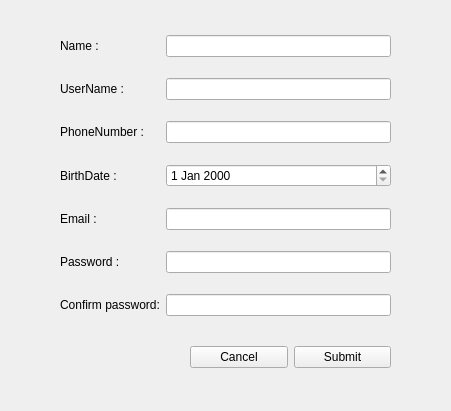
Before: the Qt Designer form client/siginup.ui in AP-projects-4001/jan-ghahve, drawn with Qt 5.
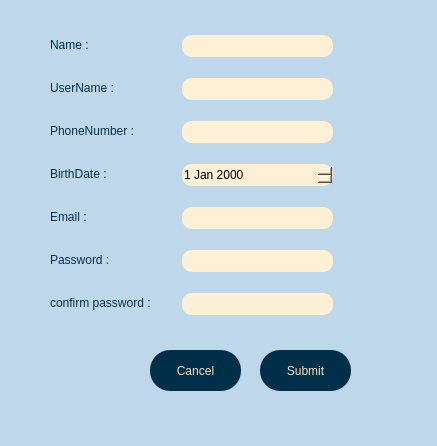
After: the same form once the commit is applied.

```diff
--- a/client/siginup.ui
+++ b/client/siginup.ui
@@ -6,120 +6,265 @@
    <rect>
     <x>0</x>
     <y>0</y>
-    <width>451</width>
-    <height>411</height>
+    <width>437</width>
+    <height>446</height>
    </rect>
   </property>
   <property name="windowTitle">
    <string>Form</string>
   </property>
-  <widget class="QWidget" name="layoutWidget">
-   <property name="geometry">
-    <rect>
-     <x>190</x>
-     <y>340</y>
-     <width>201</width>
-     <height>35</height>
-    </rect>
-   </property>
-   <layout class="QHBoxLayout" name="horizontalLayout">
-    <item>
+  <property name="styleSheet">
+   <string notr="true">background-color:rgb(191, 215, 234);
+</string>
+  </property>
      <widget class="QPushButton" name="pbn_cancel">
+   <property name="geometry">
+    <rect>
+     <x>150</x>
+     <y>350</y>
+     <width>91</width>
+     <height>41</height>
+    </rect>
+   </property>
+   <property name="styleSheet">
+    <string notr="true">background-color:rgb(0, 48, 73);
+border-radius: 20%;
+color:rgb(245, 223, 187);</string>
+   </property>
       <property name="text">
        <string>Cancel</string>
       </property>
      </widget>
-    </item>
-    <item>
      <widget class="QPushButton" name="pbn_submit">
+   <property name="geometry">
+    <rect>
+     <x>260</x>
+     <y>350</y>
+     <width>91</width>
+     <height>41</height>
+    </rect>
+   </property>
+   <property name="styleSheet">
+    <string notr="true">background-color:rgb(0, 48, 73);
+border-radius: 20%;
+color:rgb(245, 223, 187);</string>
+   </property>
       <property name="text">
        <string>Submit</string>
       </property>
      </widget>
-    </item>
-   </layout>
-  </widget>
-  <widget class="QWidget" name="layoutWidget">
+  <widget class="QLineEdit" name="led_name">
    <property name="geometry">
     <rect>
-     <x>60</x>
-     <y>20</y>
-     <width>331</width>
-     <height>311</height>
+     <x>182</x>
+     <y>78</y>
+     <width>151</width>
+     <height>22</height>
     </rect>
    </property>
-   <layout class="QGridLayout" name="gridLayout">
-    <item row="0" column="0">
+   <property name="styleSheet">
+    <string notr="true">background-color:rgb(253, 240, 213);
+border-radius: 10%;</string>
+   </property>
+  </widget>
      <widget class="QLabel" name="label">
+   <property name="geometry">
+    <rect>
+     <x>50</x>
+     <y>35</y>
+     <width>47</width>
+     <height>20</height>
+    </rect>
+   </property>
+   <property name="styleSheet">
+    <string notr="true">color:rgb(0, 48, 73);</string>
+   </property>
       <property name="text">
        <string>Name :</string>
       </property>
      </widget>
-    </item>
-    <item row="0" column="1">
-     <widget class="QLineEdit" name="lineEdit"/>
-    </item>
-    <item row="1" column="0">
+  <widget class="QLineEdit" name="lineEdit">
+   <property name="geometry">
+    <rect>
+     <x>182</x>
+     <y>35</y>
+     <width>151</width>
+     <height>22</height>
+    </rect>
+   </property>
+   <property name="styleSheet">
+    <string notr="true">background-color:rgb(253, 240, 213);
+border-radius: 10%;</string>
+   </property>
+  </widget>
      <widget class="QLabel" name="label_6">
+   <property name="geometry">
+    <rect>
+     <x>50</x>
+     <y>78</y>
+     <width>76</width>
+     <height>20</height>
+    </rect>
+   </property>
+   <property name="styleSheet">
+    <string notr="true">color:rgb(0, 48, 73);</string>
+   </property>
       <property name="text">
        <string>UserName :</string>
       </property>
      </widget>
-    </item>
-    <item row="1" column="1">
-     <widget class="QLineEdit" name="led_name"/>
-    </item>
-    <item row="2" column="0">
      <widget class="QLabel" name="label_2">
+   <property name="geometry">
+    <rect>
+     <x>50</x>
+     <y>121</y>
+     <width>102</width>
+     <height>20</height>
+    </rect>
+   </property>
+   <property name="styleSheet">
+    <string notr="true">color:rgb(0, 48, 73);</string>
+   </property>
       <property name="text">
        <string>PhoneNumber :</string>
       </property>
      </widget>
-    </item>
-    <item row="2" column="1">
-     <widget class="QLineEdit" name="led_phonenumb"/>
-    </item>
-    <item row="3" column="0">
+  <widget class="QLineEdit" name="led_phonenumb">
+   <property name="geometry">
+    <rect>
+     <x>182</x>
+     <y>121</y>
+     <width>151</width>
+     <height>22</height>
+    </rect>
+   </property>
+   <property name="styleSheet">
+    <string notr="true">background-color:rgb(253, 240, 213);
+border-radius: 10%;</string>
+   </property>
+  </widget>
+  <widget class="QDateEdit" name="dateEdit">
+   <property name="geometry">
+    <rect>
+     <x>182</x>
+     <y>164</y>
+     <width>151</width>
+     <height>22</height>
+    </rect>
+   </property>
+   <property name="styleSheet">
+    <string notr="true">background-color:rgb(253, 240, 213);
+border-radius: 10%;</string>
+   </property>
+   <property name="buttonSymbols">
+    <enum>QAbstractSpinBox::UpDownArrows</enum>
+   </property>
+  </widget>
      <widget class="QLabel" name="label_3">
+   <property name="geometry">
+    <rect>
+     <x>50</x>
+     <y>164</y>
+     <width>70</width>
+     <height>20</height>
+    </rect>
+   </property>
+   <property name="styleSheet">
+    <string notr="true">color:rgb(0, 48, 73);</string>
+   </property>
       <property name="text">
        <string>BirthDate :</string>
       </property>
      </widget>
-    </item>
-    <item row="3" column="1">
-     <widget class="QDateEdit" name="dateEdit"/>
-    </item>
-    <item row="4" column="0">
+  <widget class="QLineEdit" name="led_email">
+   <property name="geometry">
+    <rect>
+     <x>182</x>
+     <y>207</y>
+     <width>151</width>
+     <height>22</height>
+    </rect>
+   </property>
+   <property name="styleSheet">
+    <string notr="true">background-color:rgb(253, 240, 213);
+border-radius: 10%;</string>
+   </property>
+  </widget>
      <widget class="QLabel" name="label_4">
+   <property name="geometry">
+    <rect>
+     <x>50</x>
+     <y>207</y>
+     <width>44</width>
+     <height>20</height>
+    </rect>
+   </property>
+   <property name="styleSheet">
+    <string notr="true">color:rgb(0, 48, 73);</string>
+   </property>
       <property name="text">
        <string>Email :</string>
       </property>
      </widget>
-    </item>
-    <item row="4" column="1">
-     <widget class="QLineEdit" name="led_email"/>
-    </item>
-    <item row="5" column="0">
      <widget class="QLabel" name="label_5">
+   <property name="geometry">
+    <rect>
+     <x>50</x>
+     <y>250</y>
+     <width>68</width>
+     <height>20</height>
+    </rect>
+   </property>
+   <property name="styleSheet">
+    <string notr="true">color:rgb(0, 48, 73);</string>
+   </property>
       <property name="text">
        <string>Password :</string>
       </property>
      </widget>
-    </item>
-    <item row="5" column="1">
-     <widget class="QLineEdit" name="led_pass"/>
-    </item>
-    <item row="6" column="0">
+  <widget class="QLineEdit" name="led_pass">
+   <property name="geometry">
+    <rect>
+     <x>182</x>
+     <y>250</y>
+     <width>151</width>
+     <height>22</height>
+    </rect>
+   </property>
+   <property name="styleSheet">
+    <string notr="true">background-color:rgb(253, 240, 213);
+border-radius: 10%;</string>
+   </property>
+  </widget>
      <widget class="QLabel" name="label_7">
+   <property name="geometry">
+    <rect>
+     <x>50</x>
+     <y>293</y>
+     <width>125</width>
+     <height>20</height>
+    </rect>
+   </property>
+   <property name="styleSheet">
+    <string notr="true">color:rgb(0, 48, 73);</string>
+   </property>
       <property name="text">
-       <string>Confirm password:</string>
-      </property>
-     </widget>
-    </item>
-    <item row="6" column="1">
-     <widget class="QLineEdit" name="conf_pass"/>
-    </item>
-   </layout>
+    <string>confirm password :</string>
+   </property>
+  </widget>
+  <widget class="QLineEdit" name="conf_pass">
+   <property name="geometry">
+    <rect>
+     <x>182</x>
+     <y>293</y>
+     <width>151</width>
+     <height>22</height>
+    </rect>
+   </property>
+   <property name="styleSheet">
+    <string notr="true">background-color:rgb(253, 240, 213);
+border-radius: 10%;</string>
+   </property>
   </widget>
  </widget>
  <resources/>
```
Lines whose indentation alone changed are shown as unchanged.
